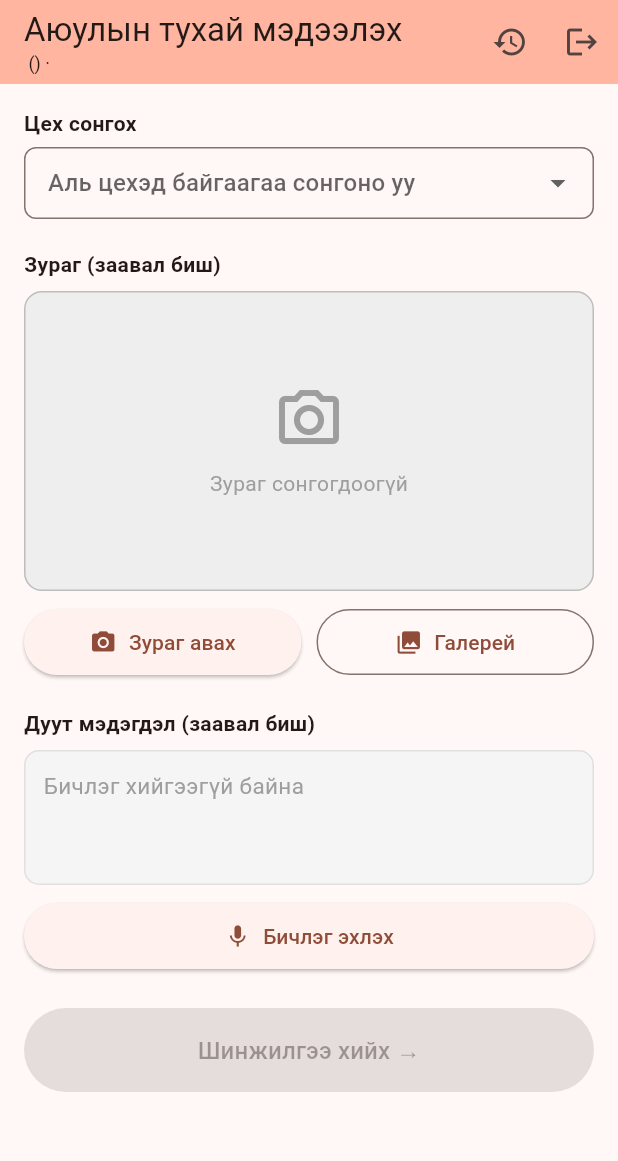
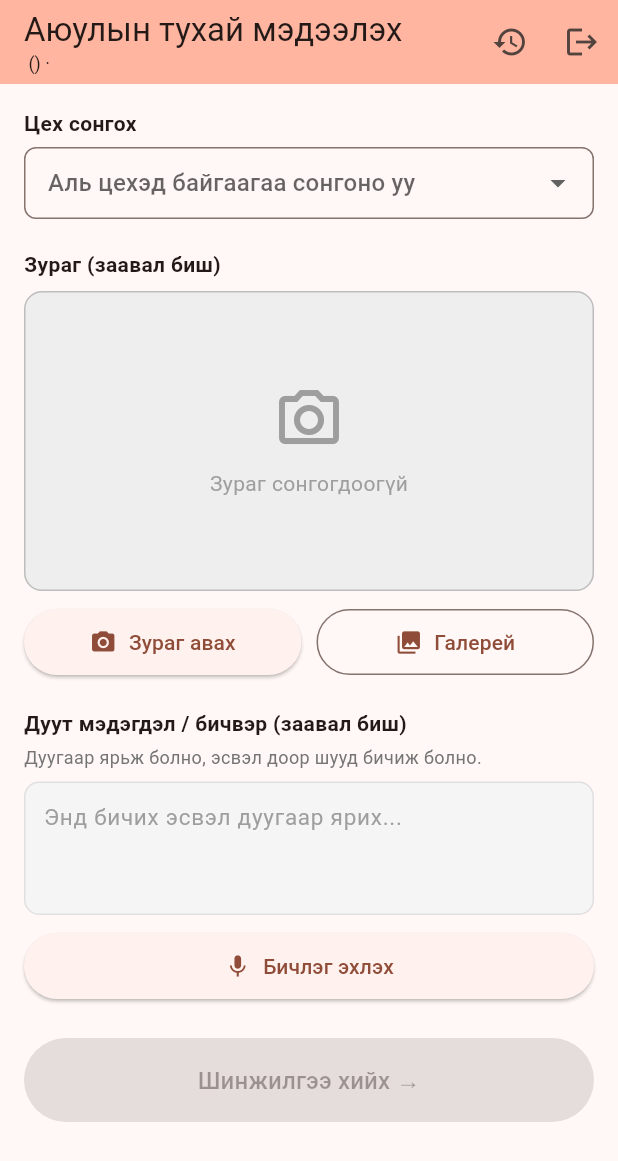
Before and after one commit to Delger-Kh/mining-safety-alert, a Flutter app: the HazardReportPage screen opened directly with empty values, on a phone screen of 412 x 824 dp. Shown: the top 1161 px of the screen. Run offline on Flutter 3.47's test engine with Material 3 defaults, Android fonts, the phone set to English and light mode, and no system bars; our stand-ins replace image_picker, permission_handler; missing offline and left inert: record; network calls fail.

Commit message:
WIP: local changes before pulling

```diff
--- a/frontend/lib/main.dart
+++ b/frontend/lib/main.dart
@@ -155,7 +155,8 @@ Future<File?> mergeWavChunks(List<String> chunkPaths, String outputPath) async {
 }
 
 // ════════════════════════════════════════════════════════════════════
-// SCREEN 1: Capture — now with LIVE captions while recording
+// SCREEN 1: Capture — now with LIVE captions while recording, PLUS the
+// employee can type/edit the transcript by hand at any time.
 // ════════════════════════════════════════════════════════════════════
 class HazardReportPage extends StatefulWidget {
   final AppUser currentUser;
@@ -174,7 +175,11 @@ class _HazardReportPageState extends State<HazardReportPage> {
   bool _isRecording = false;
   String? _finalAudioPath;     // merged, final WAV for the whole recording — this is what gets uploaded
   final List<String> _chunkPaths = []; // every chunk recorded this session, in order, kept until merged
-  String _liveTranscript = ''; // grows as chunks come back
+
+  // Transcript is now backed by a TextEditingController so the employee
+  // can type or edit it by hand, in addition to it being auto-filled by
+  // live voice transcription while recording.
+  final TextEditingController _transcriptController = TextEditingController();
   bool _isTranscribingChunk = false;
   bool _isMergingAudio = false;
 
@@ -196,6 +201,11 @@ class _HazardReportPageState extends State<HazardReportPage> {
   void initState() {
     super.initState();
     _loadTsekhList();
+    // Rebuild on every keystroke so the submit button enables/disables
+    // correctly as the employee types into the transcript field.
+    _transcriptController.addListener(() {
+      setState(() {});
+    });
     // Employees default to their own цех so they don't have to pick it every time.
     if (widget.currentUser.tsekh.isNotEmpty) {
       _selectedTsekh = widget.currentUser.tsekh;
@@ -220,6 +230,7 @@ class _HazardReportPageState extends State<HazardReportPage> {
   void dispose() {
     _chunkTimer?.cancel();
     _recorder.dispose();
+    _transcriptController.dispose();
     super.dispose();
   }
 
@@ -257,7 +268,7 @@ class _HazardReportPageState extends State<HazardReportPage> {
   // finishes, immediately start the next one (so there's no gap the
   // worker would notice), and send the just-finished chunk to the
   // backend for transcription. Append the returned text to the
-  // growing _liveTranscript as it comes back.
+  // growing transcript field as it comes back.
   //
   // IMPORTANT: unlike before, chunk files are now KEPT (not deleted)
   // until recording stops, at which point they're merged into one
@@ -278,11 +289,13 @@ class _HazardReportPageState extends State<HazardReportPage> {
 
     setState(() {
       _isRecording = true;
-      _liveTranscript = '';
       _finalAudioPath = null;
       _chunkPaths.clear();
       _errorMessage = null;
       _chunkCounter = 0;
+      // Note: we intentionally do NOT clear _transcriptController here —
+      // if the employee already typed something by hand, recording will
+      // simply append onto it, rather than wiping out what they wrote.
     });
 
     await _recordNextChunk();
@@ -335,9 +348,12 @@ class _HazardReportPageState extends State<HazardReportPage> {
         final decoded = jsonDecode(response.body) as Map<String, dynamic>;
         final text = (decoded['text'] as String?) ?? '';
         if (text.isNotEmpty && mounted) {
-          setState(() {
-            _liveTranscript = _liveTranscript.isEmpty ? text : '$_liveTranscript $text';
-          });
+          final current = _transcriptController.text;
+          final updated = current.isEmpty ? text : '$current $text';
+          _transcriptController.value = _transcriptController.value.copyWith(
+            text: updated,
+            selection: TextSelection.collapsed(offset: updated.length),
+          );
         }
       }
     } catch (_) {
@@ -399,7 +415,7 @@ class _HazardReportPageState extends State<HazardReportPage> {
       _deleteFileQuietly(p);
     }
     setState(() {
-      _liveTranscript = '';
+      _transcriptController.clear();
       _finalAudioPath = null;
       _chunkPaths.clear();
     });
@@ -407,7 +423,8 @@ class _HazardReportPageState extends State<HazardReportPage> {
 
   // ── Classify and go to review screen ──────────────────────────────
   Future<void> _classifyAndReview() async {
-    if (_selectedImage == null && _liveTranscript.trim().isEmpty) return;
+    final transcriptText = _transcriptController.text.trim();
+    if (_selectedImage == null && transcriptText.isEmpty) return;
     if (_selectedTsekh == null) {
       setState(() => _errorMessage = 'Цехийг сонгоно уу.');
       return;
@@ -419,7 +436,7 @@ class _HazardReportPageState extends State<HazardReportPage> {
       final uri = Uri.parse('$backendBase/api/classify');
       final request = http.MultipartRequest('POST', uri);
       request.fields['tsekh'] = _selectedTsekh!;
-      request.fields['transcript'] = _liveTranscript.trim();
+      request.fields['transcript'] = transcriptText;
       request.fields['reporterPhone'] = widget.currentUser.phone;
       request.fields['reporterName'] = widget.currentUser.name;
       request.fields['reporterEmployeeId'] = widget.currentUser.employeeId;
@@ -457,7 +474,7 @@ class _HazardReportPageState extends State<HazardReportPage> {
           await _deleteFileQuietly(_finalAudioPath);
           setState(() {
             _selectedImage = null;
-            _liveTranscript = '';
+            _transcriptController.clear();
             _finalAudioPath = null;
             _selectedTsekh = null;
           });
@@ -474,7 +491,7 @@ class _HazardReportPageState extends State<HazardReportPage> {
 
   @override
   Widget build(BuildContext context) {
-    final hasVoice = _liveTranscript.trim().isNotEmpty;
+    final hasVoice = _transcriptController.text.trim().isNotEmpty;
     final canSubmit = (_selectedImage != null || hasVoice) && !_isSubmitting && !_isRecording && !_isMergingAudio;
 
     return Scaffold(
@@ -597,24 +614,34 @@ class _HazardReportPageState extends State<HazardReportPage> {
             ]),
             const SizedBox(height: 20),
 
-            const Text('Дуут мэдэгдэл (заавал биш)', style: TextStyle(fontWeight: FontWeight.w600)),
+            const Text('Дуут мэдэгдэл / бичвэр (заавал биш)', style: TextStyle(fontWeight: FontWeight.w600)),
+            const SizedBox(height: 4),
+            Text(
+              'Дуугаар ярьж болно, эсвэл доор шууд бичиж болно.',
+              style: TextStyle(fontSize: 12, color: Colors.grey[600]),
+            ),
             const SizedBox(height: 8),
 
-            // ── LIVE CAPTION BOX ──
+            // ── TRANSCRIPT BOX — now a real, editable text field ──
+            // While recording, this fills in automatically from live
+            // speech-to-text. At any other time (or even at the same
+            // time), the employee can tap in and type/edit it by hand.
             Container(
               width: double.infinity,
-              constraints: const BoxConstraints(minHeight: 90),
-              padding: const EdgeInsets.all(12),
               decoration: BoxDecoration(
                 color: _isRecording ? Colors.red[50] : Colors.grey[100],
                 borderRadius: BorderRadius.circular(10),
                 border: Border.all(color: _isRecording ? Colors.red[300]! : Colors.grey[300]!),
               ),
+              padding: const EdgeInsets.symmetric(horizontal: 4, vertical: 4),
               child: Column(
                 crossAxisAlignment: CrossAxisAlignment.start,
                 children: [
-                  if (_isRecording)
-                    Row(children: [
+                  if (_isRecording || _isMergingAudio)
+                    Padding(
+                      padding: const EdgeInsets.fromLTRB(8, 6, 8, 0),
+                      child: Row(children: [
+                        if (_isRecording) ...[
                           const Icon(Icons.fiber_manual_record, color: Colors.red, size: 12),
                           const SizedBox(width: 6),
                           const Text('Бичиж байна...', style: TextStyle(color: Colors.red, fontSize: 12, fontWeight: FontWeight.w600)),
@@ -622,22 +649,29 @@ class _HazardReportPageState extends State<HazardReportPage> {
                             const SizedBox(width: 8),
                             const SizedBox(height: 10, width: 10, child: CircularProgressIndicator(strokeWidth: 1.5)),
                           ],
-                    ]),
-                  if (_isMergingAudio)
-                    Row(children: [
+                        ],
+                        if (_isMergingAudio) ...[
                           const SizedBox(height: 10, width: 10, child: CircularProgressIndicator(strokeWidth: 1.5)),
                           const SizedBox(width: 8),
                           Text('Бичлэгийг нэгтгэж байна...', style: TextStyle(color: Colors.grey[600], fontSize: 12)),
+                        ],
                       ]),
-                  if (_isRecording || _isMergingAudio) const SizedBox(height: 6),
-                  Text(
-                    _liveTranscript.isEmpty
-                        ? (_isRecording ? 'Ярьж эхэлнэ үү...' : 'Бичлэг хийгээгүй байна')
-                        : _liveTranscript,
-                    style: TextStyle(
-                      fontSize: 15,
-                      color: _liveTranscript.isEmpty ? Colors.grey[500] : Colors.black87,
-                      height: 1.4,
+                    ),
+                  TextField(
+                    controller: _transcriptController,
+                    maxLines: null,
+                    minLines: 3,
+                    enabled: !_isSubmitting,
+                    // Read-only while actively recording, so the live
+                    // captions aren't fought over by simultaneous typing.
+                    // As soon as recording stops, it's freely editable.
+                    readOnly: _isRecording,
+                    style: const TextStyle(fontSize: 15, height: 1.4, color: Colors.black87),
+                    decoration: InputDecoration(
+                      border: InputBorder.none,
+                      contentPadding: const EdgeInsets.all(8),
+                      hintText: _isRecording ? 'Ярьж эхэлнэ үү...' : 'Энд бичих эсвэл дуугаар ярих...',
+                      hintStyle: TextStyle(color: Colors.grey[500]),
                     ),
                   ),
                 ],
```
Lines whose indentation alone changed are shown as unchanged.
